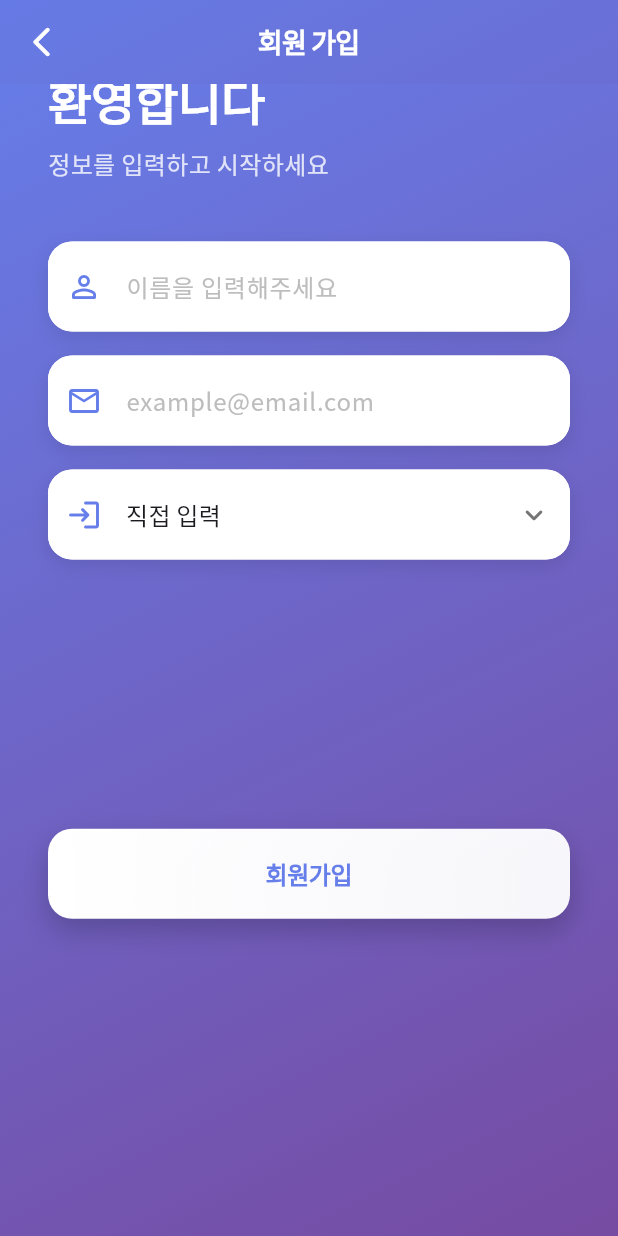
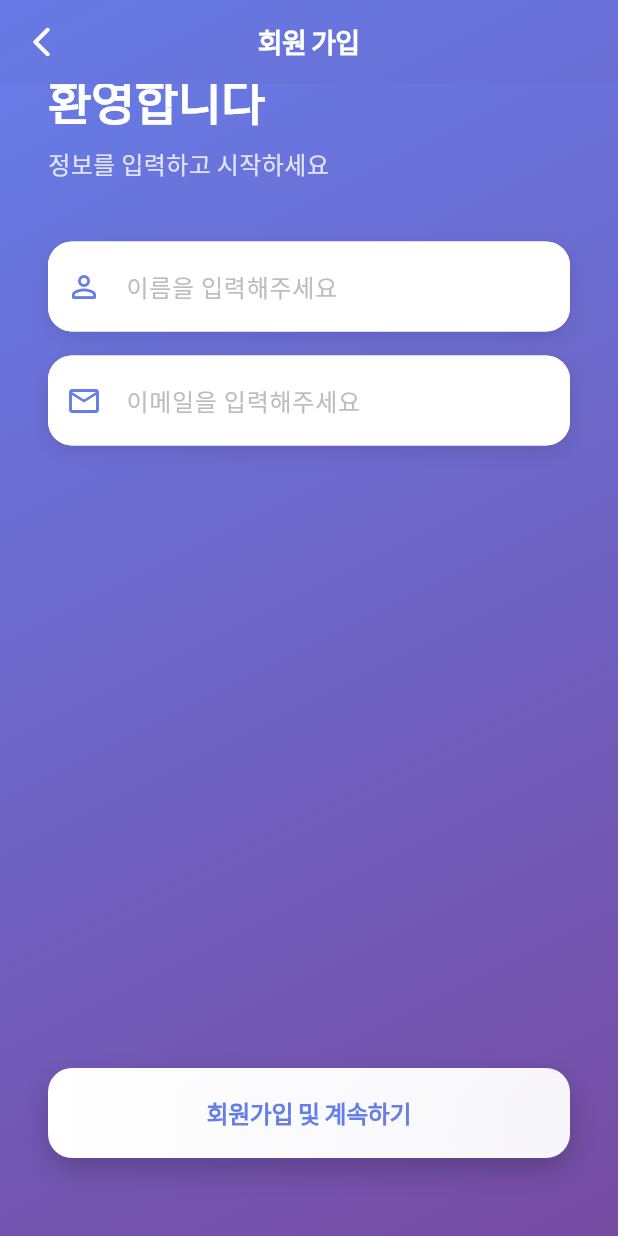
Before and after one commit to naim-kim/tremor_test_FE, a Flutter app: the SignupScreen screen opened directly, scrolled down 64 dp, on a phone screen of 412 x 824 dp. Run offline on Flutter 3.47's test engine with Material 3 defaults, Android fonts, the phone set to English and light mode, and no system bars; our stand-ins replace flutter_dotenv, hive, hive_flutter, shared_preferences; missing offline and left inert: scidart; accounts and stored records are empty.

Commit message:
chore: remove signup option drop down

```diff
--- a/lib/screens/signup_screen.dart
+++ b/lib/screens/signup_screen.dart
@@ -102,13 +102,13 @@ class _SignupScreenState extends State<SignupScreen> {
         centerTitle: true,
       ),
       body: Container(
-        decoration: const BoxDecoration(
+        decoration: BoxDecoration(
           gradient: LinearGradient(
             begin: Alignment.topLeft,
             end: Alignment.bottomRight,
             colors: [
-              Color(0xFF667eea),
-              Color(0xFF764ba2),
+              const Color(0xFF667eea),
+              const Color(0xFF764ba2),
             ],
           ),
         ),
@@ -166,7 +166,7 @@ class _SignupScreenState extends State<SignupScreen> {
                           // Email Field
                           _buildTextField(
                             controller: _emailController,
-                            hint: 'example@email.com',
+                            hint: '이메일을 입력해주세요',
                             icon: Icons.email_outlined,
                             keyboardType: TextInputType.emailAddress,
                             validator: (value) {
@@ -179,72 +179,9 @@ class _SignupScreenState extends State<SignupScreen> {
                               return null;
                             },
                           ),
-                          const SizedBox(height: 16),
-
-                          // Provider Dropdown
-                          Container(
-                            decoration: BoxDecoration(
-                              color: Colors.white,
-                              borderRadius: BorderRadius.circular(16),
-                              boxShadow: [
-                                BoxShadow(
-                                  color: Colors.black.withOpacity(0.1),
-                                  blurRadius: 10,
-                                  offset: const Offset(0, 4),
-                                ),
-                              ],
-                            ),
-                            child: DropdownButtonFormField<String>(
-                              initialValue: _provider,
-                              decoration: InputDecoration(
-                                labelStyle: TextStyle(
-                                  color: Colors.grey.shade600,
-                                  fontWeight: FontWeight.w500,
-                                ),
-                                prefixIcon: const Icon(
-                                  Icons.login_rounded,
-                                  color: Color(0xFF667eea),
-                                ),
-                                border: OutlineInputBorder(
-                                  borderRadius: BorderRadius.circular(16),
-                                  borderSide: BorderSide.none,
-                                ),
-                                filled: true,
-                                fillColor: Colors.white,
-                                contentPadding: const EdgeInsets.symmetric(
-                                  horizontal: 20,
-                                  vertical: 18,
-                                ),
-                              ),
-                              dropdownColor: Colors.white,
-                              icon: Icon(
-                                Icons.keyboard_arrow_down_rounded,
-                                color: Colors.grey.shade600,
-                              ),
-                              items: const [
-                                DropdownMenuItem(
-                                  value: 'kakao',
-                                  child: Text('카카오'),
-                                ),
-                                DropdownMenuItem(
-                                  value: 'google',
-                                  child: Text('구글'),
-                                ),
-                                DropdownMenuItem(
-                                  value: 'manual',
-                                  child: Text('직접 입력'),
-                                ),
-                              ],
-                              onChanged: (value) {
-                                if (value == null) return;
-                                setState(() {
-                                  _provider = value;
-                                });
-                              },
-                            ),
-                          ),
 
                           const Spacer(),
+                          const SizedBox(height: 40),
 
                           // Submit Button
                           Container(
@@ -275,19 +212,19 @@ class _SignupScreenState extends State<SignupScreen> {
                                 ),
                               ),
                               child: _isSubmitting
-                                  ? const SizedBox(
+                                  ? SizedBox(
                                       height: 24,
                                       width: 24,
                                       child: CircularProgressIndicator(
                                         strokeWidth: 2.5,
                                         valueColor:
                                             AlwaysStoppedAnimation<Color>(
-                                          Color(0xFF667eea),
+                                          const Color(0xFF667eea),
                                         ),
                                       ),
                                     )
                                   : const Text(
-                                      '회원가입',
+                                      '회원가입 및 계속하기',
                                       style: TextStyle(
                                         fontSize: 16,
                                         fontWeight: FontWeight.w600,
@@ -297,7 +234,7 @@ class _SignupScreenState extends State<SignupScreen> {
                                     ),
                             ),
                           ),
-                          const Spacer(),
+                          const SizedBox(height: 20),
                         ],
                       ),
                     ),
@@ -318,6 +255,11 @@ class _SignupScreenState extends State<SignupScreen> {
     TextInputType? keyboardType,
     String? Function(String?)? validator,
   }) {
+    return FormField<String>(
+      validator: (_) => validator?.call(controller.text),
+      builder: (FormFieldState<String> field) {
+        final hasError = field.hasError;
+
         return Container(
           decoration: BoxDecoration(
             color: Colors.white,
@@ -330,29 +272,42 @@ class _SignupScreenState extends State<SignupScreen> {
               ),
             ],
           ),
-      child: TextFormField(
+          child: TextField(
             controller: controller,
             keyboardType: keyboardType,
+            onChanged: (value) {
+              field.didChange(value);
+            },
             style: const TextStyle(
               fontSize: 16,
               fontWeight: FontWeight.w500,
             ),
             decoration: InputDecoration(
               hintText: hint,
-          labelStyle: TextStyle(
-            color: Colors.grey.shade600,
-            fontWeight: FontWeight.w500,
-          ),
               hintStyle: TextStyle(
-            color: Colors.grey.shade400,
+                color: hasError ? Colors.red.shade300 : Colors.grey.shade400,
               ),
               prefixIcon: Icon(
                 icon,
-            color: const Color(0xFF667eea),
+                color: hasError ? Colors.red.shade300 : const Color(0xFF667eea),
               ),
               border: OutlineInputBorder(
                 borderRadius: BorderRadius.circular(16),
                 borderSide: BorderSide.none,
+              ),
+              enabledBorder: OutlineInputBorder(
+                borderRadius: BorderRadius.circular(16),
+                borderSide: hasError
+                    ? BorderSide(color: Colors.red.shade300, width: 2)
+                    : BorderSide.none,
+              ),
+              focusedBorder: OutlineInputBorder(
+                borderRadius: BorderRadius.circular(16),
+                borderSide: BorderSide(
+                  color:
+                      hasError ? Colors.red.shade400 : const Color(0xFF667eea),
+                  width: 2,
+                ),
               ),
               filled: true,
               fillColor: Colors.white,
@@ -360,13 +315,10 @@ class _SignupScreenState extends State<SignupScreen> {
                 horizontal: 20,
                 vertical: 18,
               ),
-          errorStyle: TextStyle(
-            color: Colors.red.shade300,
-            fontWeight: FontWeight.w500,
             ),
           ),
-        validator: validator,
-      ),
+        );
+      },
     );
   }
 }
```
Lines whose indentation alone changed are shown as unchanged.
